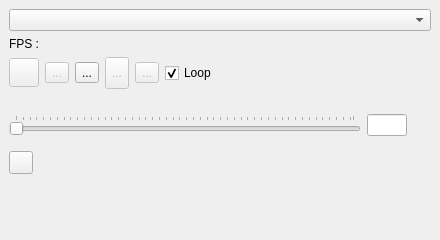
Qt form SeaGoatVision/client/qt/uifiles/WinMedia.ui (Octets/SeaGoatVision) before a commit.
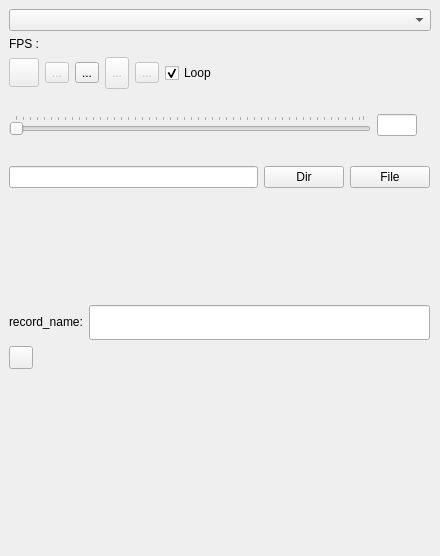
The same form after that commit. Icons and pictures are not drawn.

```diff
--- a/SeaGoatVision/client/qt/uifiles/WinMedia.ui
+++ b/SeaGoatVision/client/qt/uifiles/WinMedia.ui
@@ -10,7 +10,7 @@
     <x>0</x>
     <y>0</y>
     <width>440</width>
-    <height>240</height>
+    <height>556</height>
    </rect>
   </property>
   <property name="minimumSize">
@@ -101,7 +101,7 @@
         <rect>
          <x>0</x>
          <y>100</y>
-         <width>411</width>
+         <width>421</width>
          <height>41</height>
         </rect>
        </property>
@@ -138,7 +138,7 @@
         <rect>
          <x>0</x>
          <y>0</y>
-         <width>411</width>
+         <width>421</width>
          <height>98</height>
         </rect>
        </property>
@@ -341,11 +341,38 @@
         <rect>
          <x>0</x>
          <y>0</y>
-         <width>401</width>
-         <height>32</height>
+         <width>421</width>
+         <height>64</height>
         </rect>
        </property>
        <layout class="QVBoxLayout" name="verticalLayout_2">
+        <item>
+         <layout class="QHBoxLayout" name="horizontalLayout_7">
+          <item>
+           <widget class="QLabel" name="label">
+            <property name="sizePolicy">
+             <sizepolicy hsizetype="Preferred" vsizetype="Fixed">
+              <horstretch>0</horstretch>
+              <verstretch>0</verstretch>
+             </sizepolicy>
+            </property>
+            <property name="text">
+             <string>record_name:</string>
+            </property>
+           </widget>
+          </item>
+          <item>
+           <widget class="QLineEdit" name="txt_name_record">
+            <property name="sizePolicy">
+             <sizepolicy hsizetype="Expanding" vsizetype="Minimum">
+              <horstretch>0</horstretch>
+              <verstretch>0</verstretch>
+             </sizepolicy>
+            </property>
+           </widget>
+          </item>
+         </layout>
+        </item>
         <item>
          <widget class="QToolButton" name="recordButton">
           <property name="text">
```
